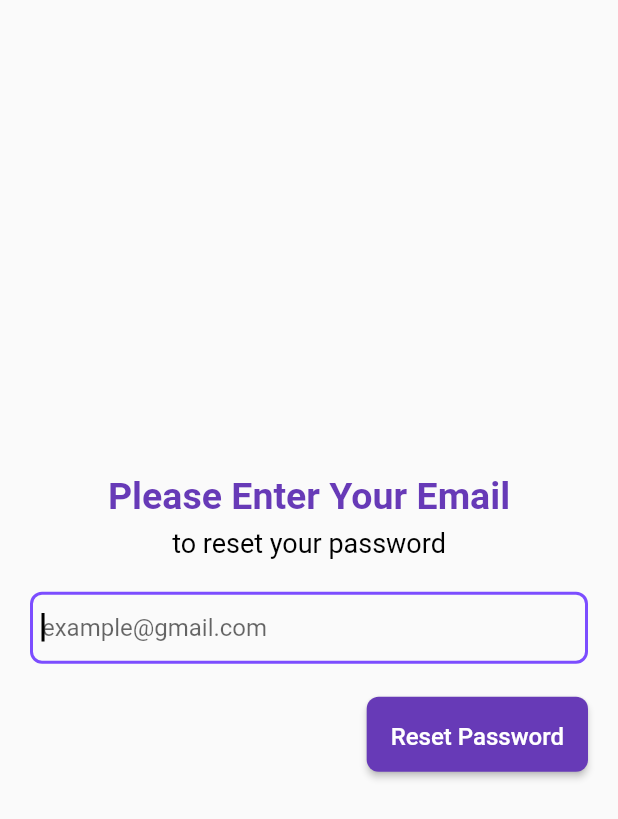
After one commit to Abdlrhmn-Morsi/authentication-app, a Flutter app: the screen it shows after launch, after a tap on "Forget Password?", on a phone screen of 412 x 824 dp. The commit adds this screen. Shown: the top 819 px of the screen. Run offline on Flutter 3.47's test engine with Material 2 defaults, Android fonts, the phone set to English and light mode, and no system bars; our stand-ins replace firebase_auth, firebase_core, font_awesome_flutter, get, google_sign_in, pin_code_fields; missing offline and left inert: flutter_facebook_auth; accounts and stored records are empty; network calls fail.

Commit message:
forget-password-added

```diff
--- a/lib/controller/otp_controller.dart
+++ b/lib/controller/otp_controller.dart
@@ -13,8 +13,8 @@ class OtpController extends GetxController {
   FirebaseAuth auth = FirebaseAuth.instance;
 
   void phonVerify() async {
+
     await FirebaseAuth.instance.verifyPhoneNumber(
-
       phoneNumber: '+2${phoneNumber.text}',
       verificationCompleted: (PhoneAuthCredential credential) {},
       verificationFailed: (FirebaseAuthException e) {
--- a/lib/view/auth_view/widgets/custom_auth_btns.dart
+++ b/lib/view/auth_view/widgets/custom_auth_btns.dart
@@ -1,7 +1,9 @@
 // ignore_for_file: public_member_api_docs, sort_constructors_first
 import 'package:flutter/material.dart';
 import 'package:font_awesome_flutter/font_awesome_flutter.dart';
+import 'package:get/get.dart';
 
+import '../../forget_password_view/forget_password_view.dart';
 import '../../widgets/custom_text.dart';
 
 class CustomAuthBtns extends StatelessWidget {
@@ -40,7 +42,20 @@ class CustomAuthBtns extends StatelessWidget {
             ),
           ),
         ),
-        const SizedBox(height: 10),
+        SizedBox(height: isLogIn ? 15 : 5),
+        isLogIn
+            ? GestureDetector(
+                onTap: () {
+                  Get.to(() => ForgetPasswordView());
+                },
+                child: CustomText(
+                  text: 'Forget Password?',
+                  fontSize: 14,
+                  color: Colors.blue.shade300,
+                ),
+              )
+            : Container(),
+        SizedBox(height: isLogIn ? 15 : 5),
         Row(
           mainAxisAlignment: MainAxisAlignment.spaceEvenly,
           children: [
--- a/lib/view/auth_view/widgets/custom_auth_text_feild.dart
+++ b/lib/view/auth_view/widgets/custom_auth_text_feild.dart
@@ -30,6 +30,7 @@ class _CustomAuthTextFiledState extends State<CustomAuthTextFiled> {
       children: [
         SizedBox(
           child: TextFormField(
+            style: TextStyle(color: Colors.deepOrange.shade900),
             controller: widget.controller,
             validator: (v) {
               if (widget.isEmail) {
--- /dev/null
+++ b/lib/view/forget_password_view/forget_password_view.dart
@@ -0,0 +1,88 @@
+import 'package:authentication_app/controller/sign_controller.dart';
+import 'package:authentication_app/view/widgets/custom_text.dart';
+import 'package:flutter/material.dart';
+import 'package:get/get.dart';
+
+
+class ForgetPasswordView extends StatelessWidget {
+   ForgetPasswordView({Key? key}) : super(key: key);
+final SignController signController =Get.find();
+  @override
+  Widget build(BuildContext context) {
+    return Scaffold(
+        body: Column(
+            crossAxisAlignment: CrossAxisAlignment.center,
+            mainAxisAlignment: MainAxisAlignment.center,
+            children: [
+          const SizedBox(height: 0),
+          CustomText(
+            text: 'Please Enter Your Email',
+            color: Colors.deepPurple,
+            fontWeight: FontWeight.bold,
+          ),
+          CustomText(
+            text: 'to reset your password',
+            color: Colors.black,
+            fontSize: 18,
+          ),
+          Padding(
+            padding: const EdgeInsets.all(20),
+            child: Container(
+              height: 50,
+              decoration: BoxDecoration(
+                borderRadius: BorderRadius.circular(8),
+              ),
+              child: TextFormField(
+                controller: signController.emailResetController,
+                cursorColor: Colors.black,
+                keyboardType: TextInputType.emailAddress,
+                autofocus: true,
+                maxLines: 1,
+                validator: (value) {
+                  if (value!.isEmpty) {
+                    return 'Please enter Email!';
+                  }
+                  return null;
+                },
+                decoration: InputDecoration(
+                  hintText: 'example@gmail.com',
+                  contentPadding: const EdgeInsets.all(8),
+                  border: OutlineInputBorder(
+                    borderRadius: BorderRadius.circular(8),
+                  ),
+                  enabledBorder: OutlineInputBorder(
+                    borderSide: const BorderSide(color: Colors.black, width: 2),
+                    borderRadius: BorderRadius.circular(8),
+                  ),
+                  focusedBorder: OutlineInputBorder(
+                    borderSide: const BorderSide(
+                        color: Colors.deepPurpleAccent, width: 2),
+                    borderRadius: BorderRadius.circular(8),
+                  ),
+                ),
+              ),
+            ),
+          ),
+          Container(
+            margin: const EdgeInsets.only(right: 20),
+            alignment: Alignment.bottomRight,
+            child: MaterialButton(
+              shape: RoundedRectangleBorder(
+                borderRadius: BorderRadius.circular(8),
+              ),
+              minWidth: 100,
+              height: 50,
+              onPressed: () {
+                signController.resetPassword(context);
+              },
+              child: CustomText(
+                text: 'Reset Password',
+                color: Colors.white,
+                fontSize: 16,
+              ),
+              color: Colors.deepPurple,
+            ),
+          ),
+        ]));
+  }
+}
--- a/lib/view/phone_auth_view/enter_otp.dart
+++ b/lib/view/phone_auth_view/enter_otp.dart
@@ -36,7 +36,7 @@ class EnterOtp extends StatelessWidget {
               fontSize: 18,
             ),
             CustomText(
-              text: '+2${controller.phoneNumber.text}',
+              text: '+20112345678',
               color: Colors.deepPurple,
               fontSize: 18,
             ),
@@ -54,7 +54,7 @@ class EnterOtp extends StatelessWidget {
                 },
                 color: Colors.deepPurple,
                 child: CustomText(
-                  text: 'Next',
+                  text: 'confirm',
                   color: Colors.white,
                   fontSize: 16,
                 ),
```
Also changed, not shown: lib/controller/google_sign.dart (+11 -4 lines), lib/controller/sign_controller.dart (+74 -10 lines), lib/view/auth_view/auth_view.dart (+4 -4 lines), lib/view/hi_from.dart (+22 -17 lines).
